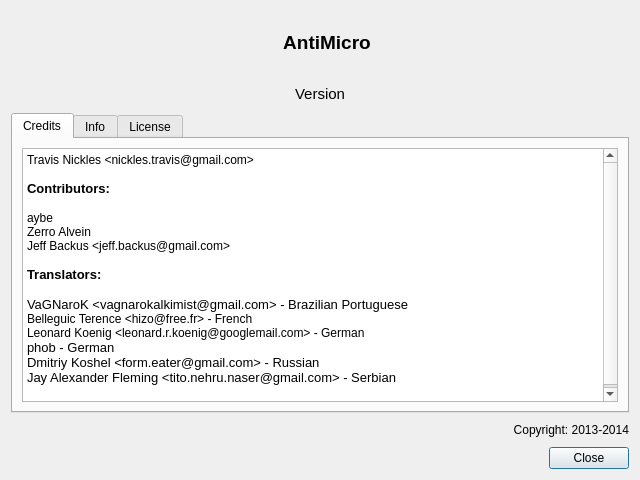
First picture: the form in src/aboutdialog.ui, repository AntiMicroX/antimicrox, before the edit.
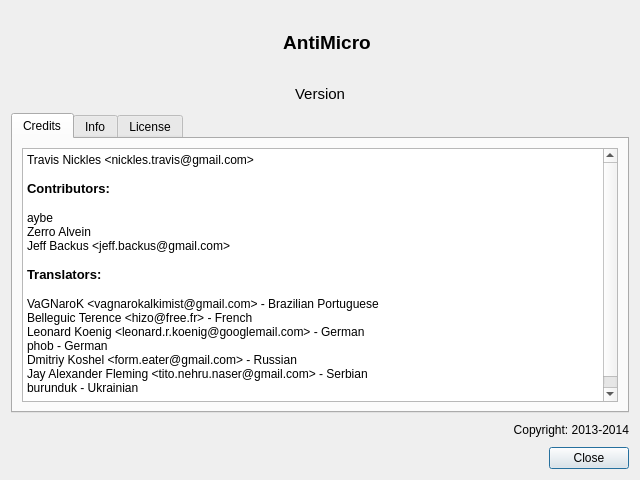
Second picture: the form after the edit. Icons and pictures are not drawn.

Commit message: Added burunduk to credits.

Patch:
```diff
--- a/src/aboutdialog.ui
+++ b/src/aboutdialog.ui
@@ -144,13 +144,14 @@
 &lt;p style=&quot;-qt-paragraph-type:empty; margin-top:0px; margin-bottom:0px; margin-left:0px; margin-right:0px; -qt-block-indent:0; text-indent:0px; font-size:9pt;&quot;&gt;&lt;br /&gt;&lt;/p&gt;
 &lt;p style=&quot; margin-top:0px; margin-bottom:0px; margin-left:0px; margin-right:0px; -qt-block-indent:0; text-indent:0px;&quot;&gt;&lt;span style=&quot; font-weight:600;&quot;&gt;Translators:&lt;/span&gt;&lt;/p&gt;
 &lt;p style=&quot;-qt-paragraph-type:empty; margin-top:0px; margin-bottom:0px; margin-left:0px; margin-right:0px; -qt-block-indent:0; text-indent:0px; font-weight:600;&quot;&gt;&lt;br /&gt;&lt;/p&gt;
-&lt;p style=&quot; margin-top:0px; margin-bottom:0px; margin-left:0px; margin-right:0px; -qt-block-indent:0; text-indent:0px;&quot;&gt;VaGNaroK &amp;lt;vagnarokalkimist@gmail.com&amp;gt; - Brazilian Portuguese&lt;/p&gt;
+&lt;p style=&quot; margin-top:0px; margin-bottom:0px; margin-left:0px; margin-right:0px; -qt-block-indent:0; text-indent:0px;&quot;&gt;&lt;span style=&quot; font-size:9pt;&quot;&gt;VaGNaroK &amp;lt;vagnarokalkimist@gmail.com&amp;gt; - Brazilian Portuguese&lt;/span&gt;&lt;/p&gt;
 &lt;p style=&quot; margin-top:0px; margin-bottom:0px; margin-left:0px; margin-right:0px; -qt-block-indent:0; text-indent:0px;&quot;&gt;&lt;span style=&quot; font-family:'DejaVu Sans'; font-size:9pt;&quot;&gt;Belleguic Terence &amp;lt;hizo@free.fr&amp;gt; - French&lt;/span&gt;&lt;/p&gt;
 &lt;p style=&quot; margin-top:0px; margin-bottom:0px; margin-left:0px; margin-right:0px; -qt-block-indent:0; text-indent:0px;&quot;&gt;&lt;span style=&quot; font-family:'DejaVu Sans'; font-size:9pt;&quot;&gt;Leonard Koenig &amp;lt;leonard.r.koenig@googlemail.com&amp;gt; - German&lt;/span&gt;&lt;/p&gt;
-&lt;p style=&quot; margin-top:0px; margin-bottom:0px; margin-left:0px; margin-right:0px; -qt-block-indent:0; text-indent:0px;&quot;&gt;phob - German&lt;/p&gt;
-&lt;p style=&quot; margin-top:0px; margin-bottom:0px; margin-left:0px; margin-right:0px; -qt-block-indent:0; text-indent:0px;&quot;&gt;Dmitriy Koshel &amp;lt;form.eater@gmail.com&amp;gt; - Russian&lt;/p&gt;
-&lt;p style=&quot; margin-top:0px; margin-bottom:0px; margin-left:0px; margin-right:0px; -qt-block-indent:0; text-indent:0px;&quot;&gt;Jay Alexander Fleming &amp;lt;tito.nehru.naser@gmail.com&amp;gt; - Serbian&lt;/p&gt;
-&lt;p style=&quot;-qt-paragraph-type:empty; margin-top:0px; margin-bottom:0px; margin-left:0px; margin-right:0px; -qt-block-indent:0; text-indent:0px;&quot;&gt;&lt;br /&gt;&lt;/p&gt;&lt;/body&gt;&lt;/html&gt;</string>
+&lt;p style=&quot; margin-top:0px; margin-bottom:0px; margin-left:0px; margin-right:0px; -qt-block-indent:0; text-indent:0px;&quot;&gt;&lt;span style=&quot; font-size:9pt;&quot;&gt;phob - German&lt;/span&gt;&lt;/p&gt;
+&lt;p style=&quot; margin-top:0px; margin-bottom:0px; margin-left:0px; margin-right:0px; -qt-block-indent:0; text-indent:0px;&quot;&gt;&lt;span style=&quot; font-size:9pt;&quot;&gt;Dmitriy Koshel &amp;lt;form.eater@gmail.com&amp;gt; - Russian&lt;/span&gt;&lt;/p&gt;
+&lt;p style=&quot; margin-top:0px; margin-bottom:0px; margin-left:0px; margin-right:0px; -qt-block-indent:0; text-indent:0px;&quot;&gt;&lt;span style=&quot; font-size:9pt;&quot;&gt;Jay Alexander Fleming &amp;lt;tito.nehru.naser@gmail.com&amp;gt; - Serbian&lt;/span&gt;&lt;/p&gt;
+&lt;p style=&quot; margin-top:0px; margin-bottom:0px; margin-left:0px; margin-right:0px; -qt-block-indent:0; text-indent:0px;&quot;&gt;&lt;span style=&quot; font-size:9pt;&quot;&gt;burunduk - Ukrainian&lt;/span&gt;&lt;/p&gt;
+&lt;p style=&quot;-qt-paragraph-type:empty; margin-top:0px; margin-bottom:0px; margin-left:0px; margin-right:0px; -qt-block-indent:0; text-indent:0px; font-size:9pt;&quot;&gt;&lt;br /&gt;&lt;/p&gt;&lt;/body&gt;&lt;/html&gt;</string>
          </property>
          <property name="openExternalLinks">
           <bool>true</bool>
```
The commit also changes 1 other file.
